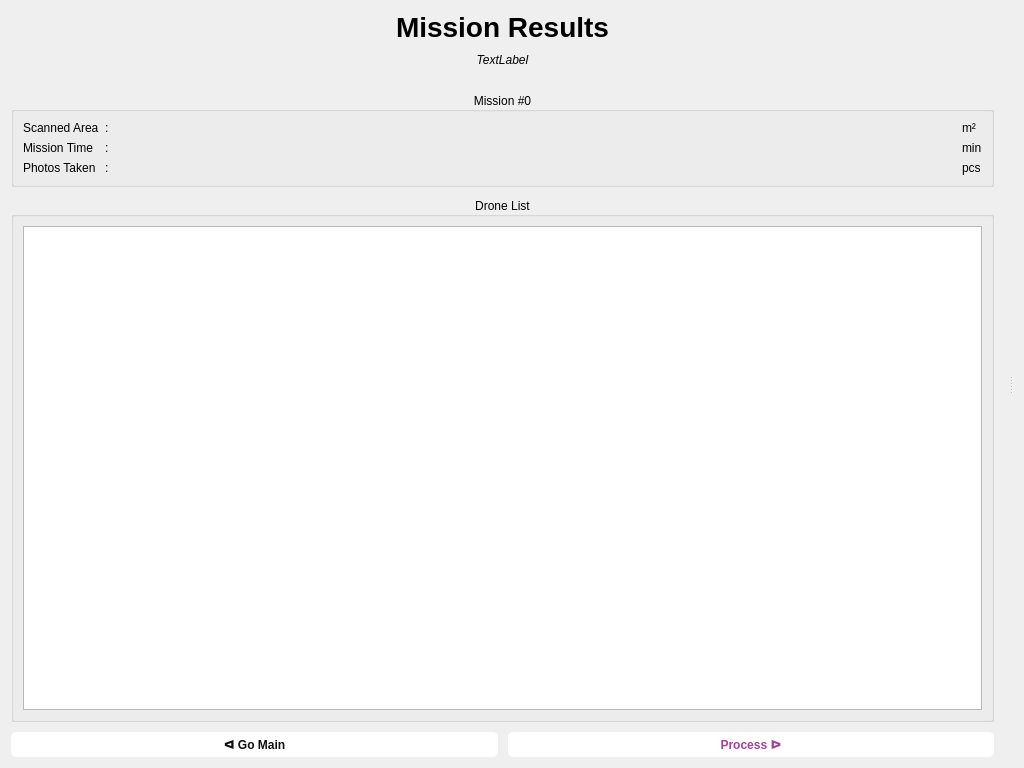
Old version of the form UI/Postflight/post_design.ui in the repository cmpe-DroneLab/GeoFly3D.
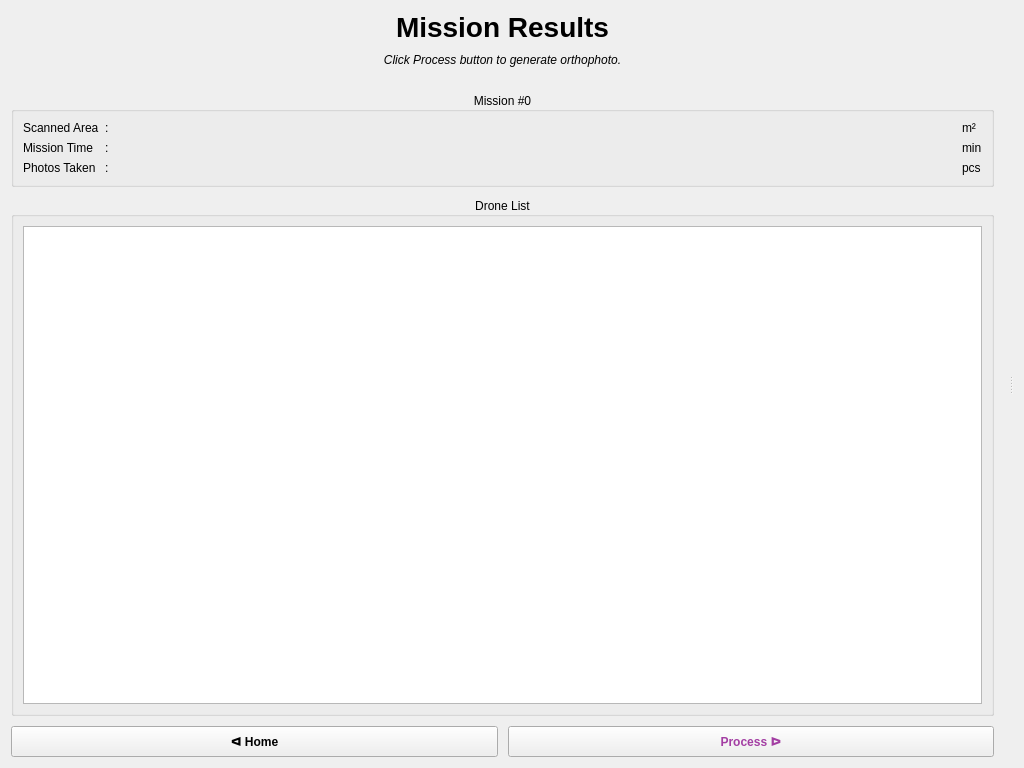
New version of the form.

Commit message: Changed button design

Patch:
```diff
--- a/UI/Postflight/post_design.ui
+++ b/UI/Postflight/post_design.ui
@@ -14,24 +14,8 @@
    <string>Form</string>
   </property>
   <property name="styleSheet">
-   <string notr="true">QPushButton {
-    color: #111111;
-    background-color: #ffffff;
-    padding: 5px 10px;
-    font-weight: 500;
-    border-radius: 5px;
-    border: 0px;
-}
-
-QPushButton:focus { border: 1px solid darkgrey; }
-QPushButton:hover { background-color: #bebebe; }
-QPushButton:pressed { color: white; background-color: #5c5c5c; }
-QPushButton:disabled { color: grey; background-color: #bbbbbb; }
-
+   <string notr="true">QPushButton { padding: 7px 10px; font-weight: 500; }
 #btn_process { color: #a33ea3; }
-#btn_process:hover { background-color: #f7c3f7; }
-#btn_process:pressed { color: white; background-color: #a33ea3; }
-#btn_process:disabled { color: grey; background-color: #bbbbbb; }
 </string>
   </property>
   <layout class="QHBoxLayout" name="horizontalLayout">
@@ -75,7 +59,7 @@
           </font>
          </property>
          <property name="text">
-          <string>TextLabel</string>
+          <string>Click Process button to generate orthophoto.</string>
          </property>
          <property name="alignment">
           <set>Qt::AlignCenter</set>
@@ -223,7 +207,7 @@
          <item row="0" column="0">
           <widget class="QPushButton" name="btn_main">
            <property name="text">
-            <string>ᐊ Go Main</string>
+            <string>ᐊ Home</string>
            </property>
           </widget>
          </item>
```
The commit also changes 9 other files.
